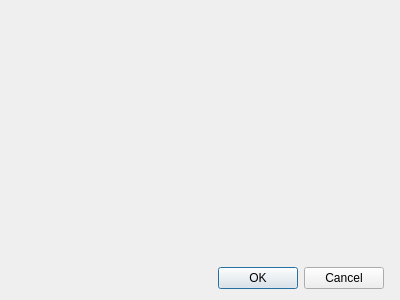
The window that MainWindow.ui (Teamerol/Turn_plugin) describes before a commit, drawn with Qt 5.
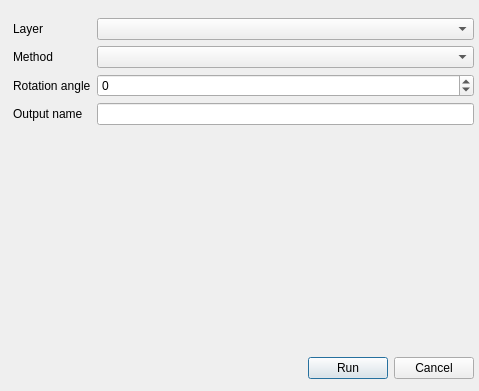
The same window after the commit. Custom widgets are drawn as their Qt base class.

Commit message: Base Layout for UI widget.

The edit to the form file:
```diff
--- a/MainWindow.ui
+++ b/MainWindow.ui
@@ -6,27 +6,63 @@
    <rect>
     <x>0</x>
     <y>0</y>
-    <width>400</width>
-    <height>300</height>
+    <width>479</width>
+    <height>391</height>
    </rect>
   </property>
   <property name="windowTitle">
    <string>Turn plugin</string>
   </property>
-  <widget class="QWidget" name="">
+  <widget class="QWidget" name="layoutWidget">
    <property name="geometry">
     <rect>
      <x>13</x>
      <y>18</y>
-     <width>371</width>
-     <height>271</height>
+     <width>461</width>
+     <height>361</height>
     </rect>
    </property>
    <layout class="QGridLayout" name="gridLayout_2">
     <property name="sizeConstraint">
      <enum>QLayout::SetMaximumSize</enum>
     </property>
+    <item row="2" column="2">
+     <widget class="QComboBox" name="comboBox">
+      <property name="currentText">
+       <string/>
+      </property>
+      <property name="placeholderText">
+       <string>Rotation</string>
+      </property>
+     </widget>
+    </item>
+    <item row="3" column="2">
+     <layout class="QVBoxLayout" name="verticalLayout_2"/>
+    </item>
+    <item row="0" column="2">
+     <widget class="QgsMapLayerComboBox" name="mMapLayerComboBox"/>
+    </item>
+    <item row="1" column="2">
+     <layout class="QVBoxLayout" name="verticalLayout"/>
+    </item>
+    <item row="4" column="2">
+     <widget class="QgsSpinBox" name="mQgsSpinBox">
+      <property name="minimum">
+       <number>-360</number>
+      </property>
+      <property name="maximum">
+       <number>360</number>
+      </property>
+     </widget>
+    </item>
     <item row="0" column="0">
+     <widget class="QLabel" name="label">
+      <property name="text">
+       <string>Layer</string>
+      </property>
+     </widget>
+    </item>
+    <item row="6" column="2">
      <spacer name="verticalSpacer">
       <property name="orientation">
        <enum>Qt::Vertical</enum>
@@ -39,9 +75,30 @@
       </property>
      </spacer>
     </item>
-    <item row="1" column="0">
+    <item row="2" column="0">
+     <widget class="QLabel" name="label_3">
+      <property name="text">
+       <string>Method</string>
+      </property>
+     </widget>
+    </item>
+    <item row="4" column="0">
+     <widget class="QLabel" name="label_2">
+      <property name="text">
+       <string>Rotation angle</string>
+      </property>
+     </widget>
+    </item>
+    <item row="7" column="2">
      <layout class="QGridLayout" name="gridLayout">
-      <item row="0" column="0">
+      <item row="1" column="1">
+       <widget class="QPushButton" name="RunButton">
+        <property name="text">
+         <string>Run</string>
+        </property>
+       </widget>
+      </item>
+      <item row="1" column="0">
        <spacer name="horizontalSpacer">
         <property name="orientation">
          <enum>Qt::Horizontal</enum>
@@ -54,24 +111,43 @@
         </property>
        </spacer>
       </item>
-      <item row="0" column="1">
-       <widget class="QDialogButtonBox" name="buttonBox">
-        <property name="orientation">
-         <enum>Qt::Horizontal</enum>
-        </property>
-        <property name="standardButtons">
-         <set>QDialogButtonBox::Cancel|QDialogButtonBox::Ok</set>
-        </property>
-        <property name="centerButtons">
-         <bool>false</bool>
+      <item row="1" column="2">
+       <widget class="QPushButton" name="CancelButton">
+        <property name="text">
+         <string>Cancel</string>
         </property>
        </widget>
       </item>
      </layout>
     </item>
+    <item row="0" column="1">
+     <layout class="QHBoxLayout" name="horizontalLayout"/>
+    </item>
+    <item row="5" column="2">
+     <widget class="QLineEdit" name="OutputLineEdit"/>
+    </item>
+    <item row="5" column="0">
+     <widget class="QLabel" name="label_4">
+      <property name="text">
+       <string>Output name</string>
+      </property>
+     </widget>
+    </item>
    </layout>
   </widget>
  </widget>
+ <customwidgets>
+  <customwidget>
+   <class>QgsMapLayerComboBox</class>
+   <extends>QComboBox</extends>
+   <header>qgsmaplayercombobox.h</header>
+  </customwidget>
+  <customwidget>
+   <class>QgsSpinBox</class>
+   <extends>QSpinBox</extends>
+   <header>qgsspinbox.h</header>
+  </customwidget>
+ </customwidgets>
  <resources/>
  <connections>
   <connection>
```
Left out of the diff: 35 changed lines with no effect on the pictures. The commit also changes 3 other files.
